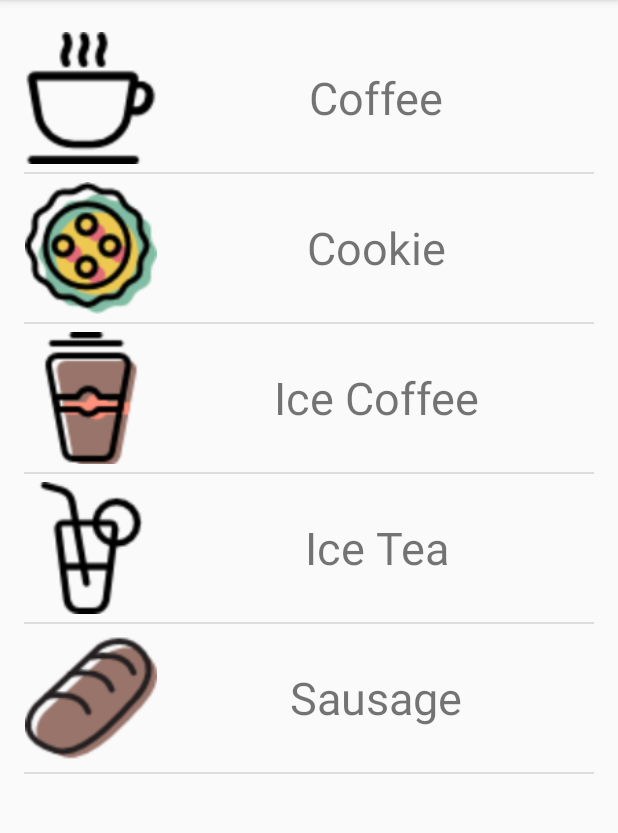
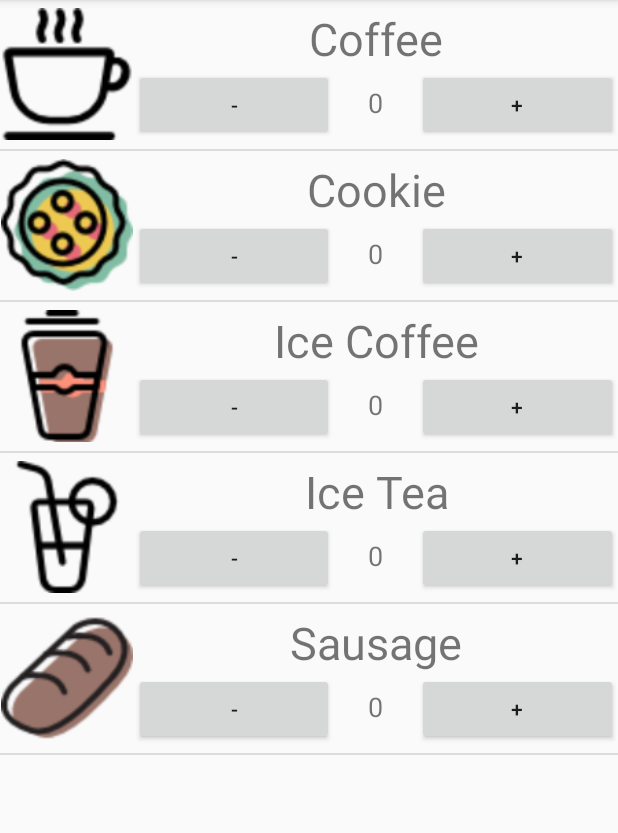
Before and after one commit to shunam/playground_android, an Android app: the OrderActivity screen opened directly, with no data from a screen before it, on a phone screen of 412 x 824 dp, the part 84-917 px from its top. Run offline under Robolectric (Android 15) with nearby library versions, the phone set to English and light mode, and no system bars.

Commit message:
add button to calculate + and -

```diff
--- a/FinalProjectCoffee/app/build.gradle
+++ b/FinalProjectCoffee/app/build.gradle
@@ -26,5 +26,6 @@ dependencies {
     })
     compile 'com.android.support:appcompat-v7:25.0.0'
     compile 'com.android.support:design:25.0.0'
+    compile 'com.android.support:recyclerview-v7:25.0.0'
     testCompile 'junit:junit:4.12'
 }
--- a/FinalProjectCoffee/app/src/main/java/com/shunam/finalprojectcoffee/CustomAdapter.java
+++ b/FinalProjectCoffee/app/src/main/java/com/shunam/finalprojectcoffee/CustomAdapter.java
@@ -7,6 +7,7 @@ import android.view.ViewGroup;
 import android.widget.Button;
 import android.widget.ImageView;
 import android.widget.SimpleAdapter;
+import android.widget.TextView;
 import android.widget.Toast;
 
 import java.util.ArrayList;
@@ -21,6 +22,8 @@ public class CustomAdapter extends SimpleAdapter {
     Context context;
     ArrayList<HashMap<String, String>> arrayList;
     Button mButtonMinus;
+    Button mButtonPlus;
+    TextView mTextViewQuantity;
 
     public CustomAdapter(Context context, ArrayList<HashMap<String, String>> data, int resource, String[] from, int[] to) {
         super(context, data, resource, from, to);
@@ -31,8 +34,8 @@ public class CustomAdapter extends SimpleAdapter {
 
     @Override
     public View getView(final int position, View convertView, ViewGroup parent) {
-        View view = super.getView(position, convertView, parent);
-        ImageView imageView = (ImageView) view.findViewById(R.id.imageViewProduct);
+        final View mView = super.getView(position, convertView, parent);
+        ImageView imageView = (ImageView) mView.findViewById(R.id.imageViewProduct);
         imageView.setOnClickListener(new View.OnClickListener() {
             @Override
             public void onClick(View view) {
@@ -40,14 +43,38 @@ public class CustomAdapter extends SimpleAdapter {
             }
         });
 
+        mButtonMinus = (Button) mView.findViewById(R.id.buttonMinus);
+        mButtonPlus = (Button) mView.findViewById(R.id.buttonPlus);
 
-        mButtonMinus = (Button) view.findViewById(R.id.buttonMinus);
         mButtonMinus.setOnClickListener(new View.OnClickListener() {
             @Override
             public void onClick(View view) {
+                calculateCost("minus", mView);
             }
         });
 
-        return view;
+        mButtonPlus.setOnClickListener(new View.OnClickListener() {
+            @Override
+            public void onClick(View view) {
+                calculateCost("plus", mView);
+            }
+        });
+        return mView;
+    }
+
+    public void calculateCost(String cal, View view){
+        mTextViewQuantity = (TextView) view.findViewById(R.id.textViewQuantity);
+        int mCurrentCount = Integer.parseInt(mTextViewQuantity.getText().toString());
+        if(cal == "plus"){
+            int tempCount = mCurrentCount + 1;
+            mTextViewQuantity.setText(Integer.toString(tempCount));
+        } else {
+            int tempCount = mCurrentCount - 1;
+            if (tempCount < 0) {
+                mTextViewQuantity.setText(Integer.toString(0));
+            } else {
+                mTextViewQuantity.setText(Integer.toString(tempCount));
+            }
+        }
     }
 }
--- a/FinalProjectCoffee/app/src/main/java/com/shunam/finalprojectcoffee/OrderActivity.java
+++ b/FinalProjectCoffee/app/src/main/java/com/shunam/finalprojectcoffee/OrderActivity.java
@@ -45,15 +45,5 @@ public class OrderActivity extends AppCompatActivity {
 
 
         mListViewProduct.setAdapter(simpleAdapter);//sets the adapter for listView
-
-        //Call alert dialog to add quantity
-        mListViewProduct.setOnItemClickListener(new AdapterView.OnItemClickListener() {
-            @Override
-            public void onItemClick(AdapterView<?> adapterView, View view, int i, long l) {
-                Toast.makeText(getApplicationContext(), "Hahaha berhasil " + productPrices[i], Toast.LENGTH_LONG).show();
-
-//                Toast.makeText(getApplicationContext(), fruitsNames[i], Toast.LENGTH_LONG).show();//show the selected image in toast according to position
-            }
-        });
     }
 }
--- a/FinalProjectCoffee/app/src/main/res/layout/activity_order.xml
+++ b/FinalProjectCoffee/app/src/main/res/layout/activity_order.xml
@@ -4,10 +4,6 @@
     android:id="@+id/activity_order"
     android:layout_width="match_parent"
     android:layout_height="match_parent"
-    android:paddingBottom="@dimen/activity_vertical_margin"
-    android:paddingLeft="@dimen/activity_horizontal_margin"
-    android:paddingRight="@dimen/activity_horizontal_margin"
-    android:paddingTop="@dimen/activity_vertical_margin"
     tools:context="com.shunam.finalprojectcoffee.OrderActivity">
 
     <ListView
--- a/FinalProjectCoffee/app/src/main/res/layout/list_product_row.xml
+++ b/FinalProjectCoffee/app/src/main/res/layout/list_product_row.xml
@@ -28,12 +28,41 @@
             <TextView
                 android:text="Black Coffee"
                 android:layout_width="match_parent"
-                android:layout_height="88dp"
+                android:layout_height="wrap_content"
                 android:id="@+id/textViewProduct"
                 android:textSize="30sp"
                 android:textAlignment="center"
                 android:gravity="center_vertical" />
 
+            <LinearLayout
+                android:orientation="horizontal"
+                android:layout_width="match_parent"
+                android:layout_height="match_parent">
+
+                <Button
+                    android:text="-"
+                    android:layout_width="wrap_content"
+                    android:layout_height="wrap_content"
+                    android:id="@+id/buttonMinus"
+                    android:layout_weight="1" />
+
+                <TextView
+                    android:text="0"
+                    android:layout_width="wrap_content"
+                    android:layout_height="wrap_content"
+                    android:id="@+id/textViewQuantity"
+                    android:layout_weight="1"
+                    android:textAlignment="center"
+                    android:textSize="18sp" />
+
+                <Button
+                    android:text="+"
+                    android:layout_width="wrap_content"
+                    android:layout_height="match_parent"
+                    android:id="@+id/buttonPlus"
+                    android:layout_weight="1" />
+            </LinearLayout>
+
         </LinearLayout>
     </LinearLayout>
 </RelativeLayout>
```
